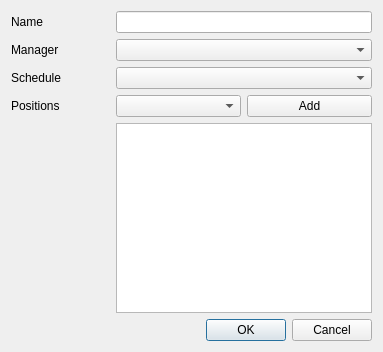
First picture: the form in Department/adddepartment.ui, repository AndranikHovhannisyan/Tourniquets, before the edit.
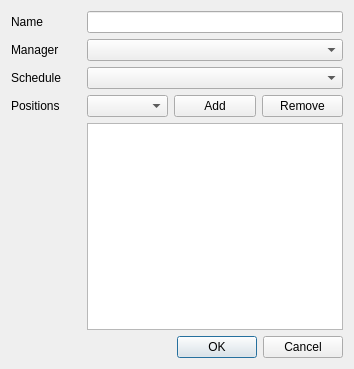
Second picture: the form after the edit.

Commit message: department position remove action

What changed in the file:
```diff
--- a/Department/adddepartment.ui
+++ b/Department/adddepartment.ui
@@ -6,8 +6,8 @@
    <rect>
     <x>0</x>
     <y>0</y>
-    <width>383</width>
-    <height>352</height>
+    <width>354</width>
+    <height>369</height>
    </rect>
   </property>
   <property name="windowTitle">
@@ -21,19 +21,23 @@
      </property>
     </widget>
    </item>
-   <item row="0" column="1" colspan="2">
-    <widget class="QLineEdit" name="dep_name"/>
+   <item row="5" column="2" colspan="2">
+    <widget class="QDialogButtonBox" name="buttonBox">
+     <property name="orientation">
+      <enum>Qt::Horizontal</enum>
+     </property>
+     <property name="standardButtons">
+      <set>QDialogButtonBox::Cancel|QDialogButtonBox::Ok</set>
+     </property>
+    </widget>
    </item>
-   <item row="1" column="0">
-    <widget class="QLabel" name="label_manager">
+   <item row="3" column="2">
+    <widget class="QPushButton" name="add_position">
      <property name="text">
-      <string>Manager</string>
+      <string>Add</string>
      </property>
     </widget>
    </item>
-   <item row="1" column="1" colspan="2">
-    <widget class="QComboBox" name="managers"/>
-   </item>
    <item row="2" column="0">
     <widget class="QLabel" name="label_schedule">
      <property name="text">
@@ -41,8 +45,8 @@
      </property>
     </widget>
    </item>
-   <item row="2" column="1" colspan="2">
-    <widget class="QComboBox" name="schedule"/>
+   <item row="4" column="1" colspan="3">
+    <widget class="QTableView" name="positionsTable"/>
    </item>
    <item row="3" column="0">
     <widget class="QLabel" name="label_position">
@@ -51,28 +55,31 @@
      </property>
     </widget>
    </item>
+   <item row="1" column="0">
+    <widget class="QLabel" name="label_manager">
+     <property name="text">
+      <string>Manager</string>
+     </property>
+    </widget>
+   </item>
    <item row="3" column="1">
     <widget class="QComboBox" name="position"/>
    </item>
-   <item row="3" column="2">
-    <widget class="QPushButton" name="add_position">
+   <item row="3" column="3">
+    <widget class="QPushButton" name="remove_depPosition">
      <property name="text">
-      <string>Add</string>
+      <string>Remove</string>
      </property>
     </widget>
    </item>
-   <item row="4" column="1" colspan="2">
-    <widget class="QTableView" name="positionsTable"/>
+   <item row="2" column="1" colspan="3">
+    <widget class="QComboBox" name="schedule"/>
    </item>
-   <item row="5" column="1" colspan="2">
-    <widget class="QDialogButtonBox" name="buttonBox">
-     <property name="orientation">
-      <enum>Qt::Horizontal</enum>
-     </property>
-     <property name="standardButtons">
-      <set>QDialogButtonBox::Cancel|QDialogButtonBox::Ok</set>
-     </property>
-    </widget>
+   <item row="1" column="1" colspan="3">
+    <widget class="QComboBox" name="managers"/>
+   </item>
+   <item row="0" column="1" colspan="3">
+    <widget class="QLineEdit" name="dep_name"/>
    </item>
   </layout>
  </widget>
```
The commit also changes 3 other files.
